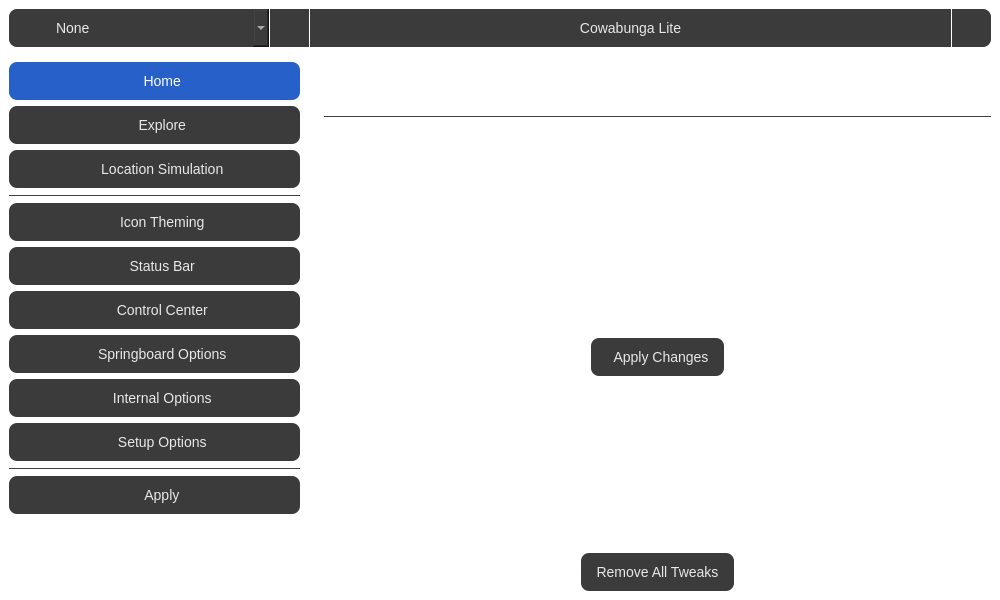
This is mainwindow.ui in Avangelista/CowabungaLiteWindows as Qt 5 draws it before an edit. The edited form follows.
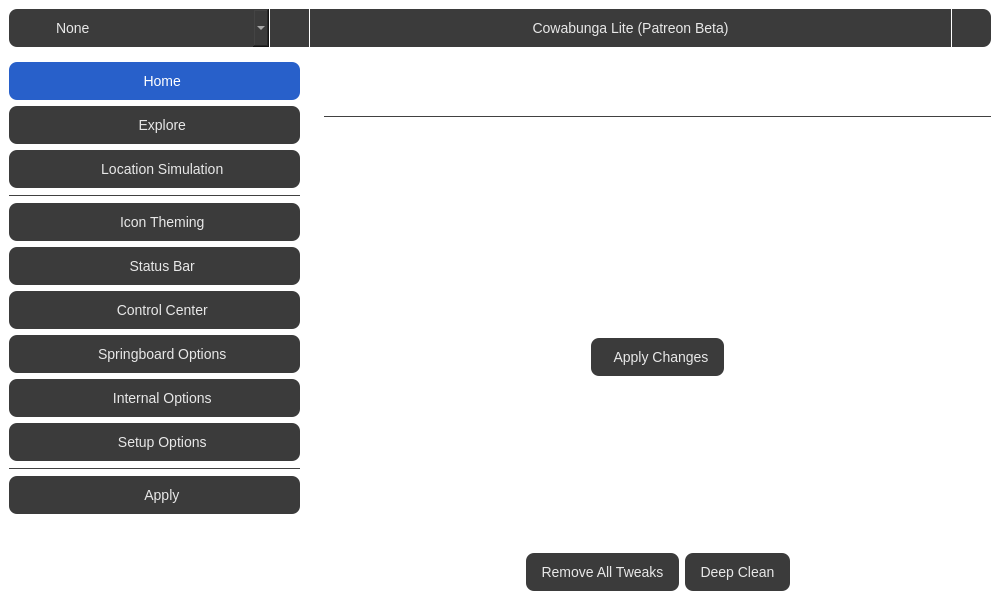
This is the edited form. The open tabs and pages were chosen to show the change. Icons and pictures are not drawn.

What changed in the file:
```diff
--- a/mainwindow.ui
+++ b/mainwindow.ui
@@ -38,6 +38,10 @@
 	spacing: 0px;
 }
 
+QWidget:focus {
+    outline: none;
+}
+
 QWidget [cls=central] {
     background-color: #1e1e1e;
 	border-radius: 14px;
@@ -327,7 +331,7 @@
 }</string>
          </property>
          <property name="text">
-          <string>Cowabunga Lite</string>
+          <string>Cowabunga Lite (Patreon Beta)</string>
          </property>
         </widget>
        </item>
@@ -4488,6 +4492,19 @@
                     <property name="bottomMargin">
                      <number>0</number>
                     </property>
+                    <item>
+                     <spacer name="horizontalSpacer_14">
+                      <property name="orientation">
+                       <enum>Qt::Horizontal</enum>
+                      </property>
+                      <property name="sizeHint" stdset="0">
+                       <size>
+                        <width>40</width>
+                        <height>20</height>
+                       </size>
+                      </property>
+                     </spacer>
+                    </item>
                     <item>
                      <widget class="QToolButton" name="removeTweaksBtn">
                       <property name="text">
@@ -4495,6 +4512,26 @@
                       </property>
                      </widget>
                     </item>
+                    <item>
+                     <widget class="QToolButton" name="deepCleanBtn">
+                      <property name="text">
+                       <string>Deep Clean</string>
+                      </property>
+                     </widget>
+                    </item>
+                    <item>
+                     <spacer name="horizontalSpacer_16">
+                      <property name="orientation">
+                       <enum>Qt::Horizontal</enum>
+                      </property>
+                      <property name="sizeHint" stdset="0">
+                       <size>
+                        <width>40</width>
+                        <height>20</height>
+                       </size>
+                      </property>
+                     </spacer>
+                    </item>
                    </layout>
                   </widget>
                  </item>
```
Left out of the diff: 25 changed lines with no effect on the pictures.
